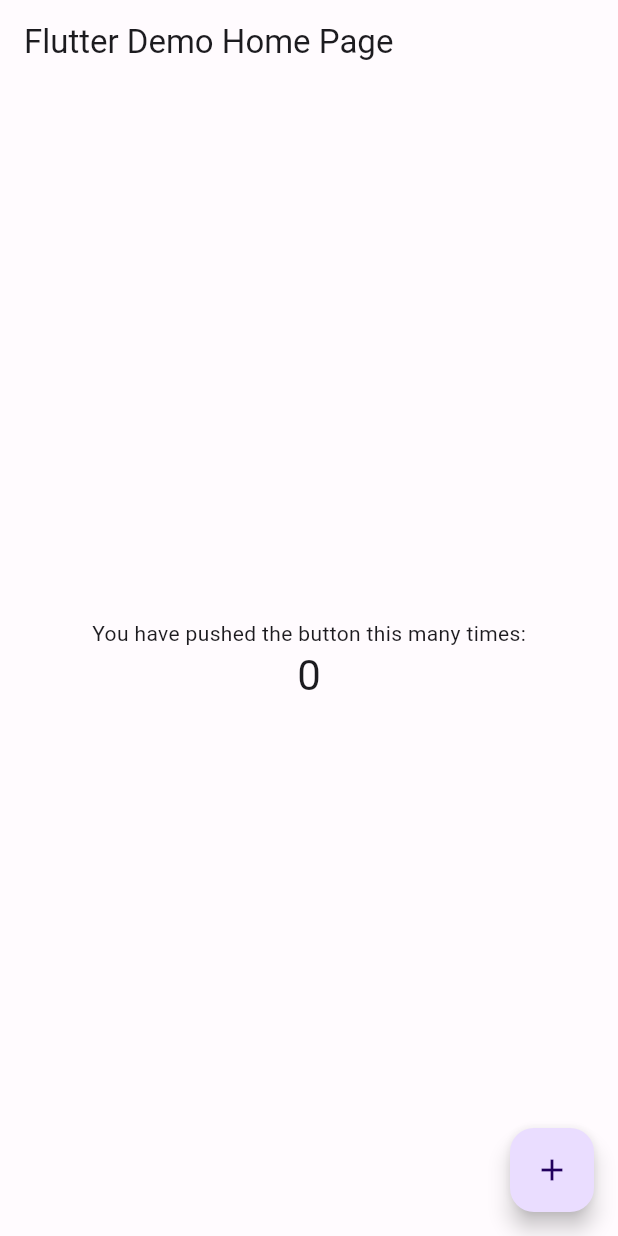
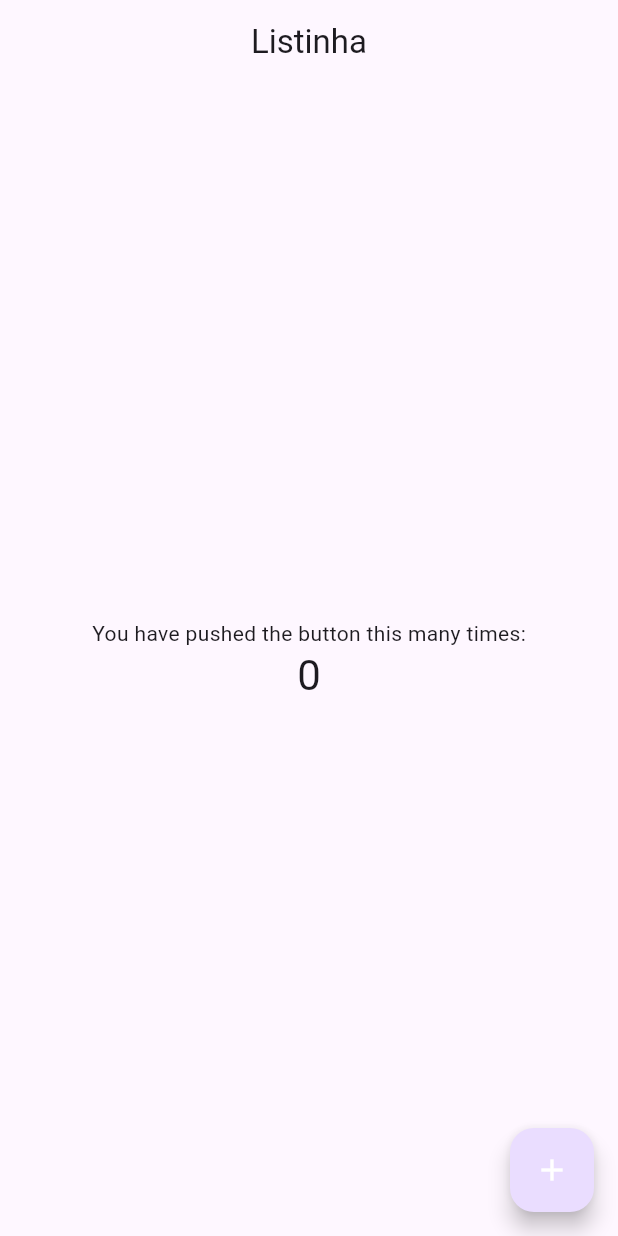
Before and after one commit to celiorscosta/Listinha, a Flutter app: the screen it shows after launch, on a phone screen of 412 x 824 dp. Run offline on Flutter 3.47's test engine with Material 2 defaults, Android fonts, the phone set to English and light mode, and no system bars; statements that could not run were skipped.

Commit message:
temas separados.

```diff
--- a/app/lib/main.dart
+++ b/app/lib/main.dart
@@ -1,5 +1,5 @@
 import 'package:flutter/material.dart';
-import 'package:listinha/src/shared/themes/color_schemes.g.dart';
+import 'package:listinha/src/shared/themes/themes.dart';
 
 void main() {
   runApp(const MyApp());
@@ -13,9 +13,10 @@ class MyApp extends StatelessWidget {
   Widget build(BuildContext context) {
     return MaterialApp(
       title: 'Flutter Demo',
-      theme: ThemeData(useMaterial3: true, colorScheme: lightColorScheme),
-      darkTheme: ThemeData(useMaterial3: true, colorScheme: darkColorScheme),
-      home: const MyHomePage(title: 'Flutter Demo Home Page'),
+      debugShowCheckedModeBanner: false,
+      theme: lightTheme,
+      darkTheme: dartTheme,
+      home: const MyHomePage(title: 'Listinha'),
     );
   }
 }
--- /dev/null
+++ b/app/lib/src/shared/themes/themes.dart
@@ -0,0 +1,24 @@
+import 'package:flutter/material.dart';
+part 'color_schemes.g.dart';
+
+final lightTheme = ThemeData(
+  useMaterial3: true,
+  colorScheme: _lightColorScheme,
+  appBarTheme: AppBarTheme(
+    centerTitle: true,
+    backgroundColor: _lightColorScheme.primaryContainer,
+  ),
+  floatingActionButtonTheme: FloatingActionButtonThemeData(
+    backgroundColor: _lightColorScheme.primary,
+    foregroundColor: Colors.white,
+  ),
+);
+
+final dartTheme = ThemeData(
+  useMaterial3: true,
+  colorScheme: _darkColorScheme,
+  appBarTheme: AppBarTheme(
+    centerTitle: true,
+    backgroundColor: _lightColorScheme.primaryContainer,
+  ),
+);
```
Also changed, not shown: app/lib/src/app_widget.dart (added), app/lib/src/shared/themes/color_schemes.g.dart.
